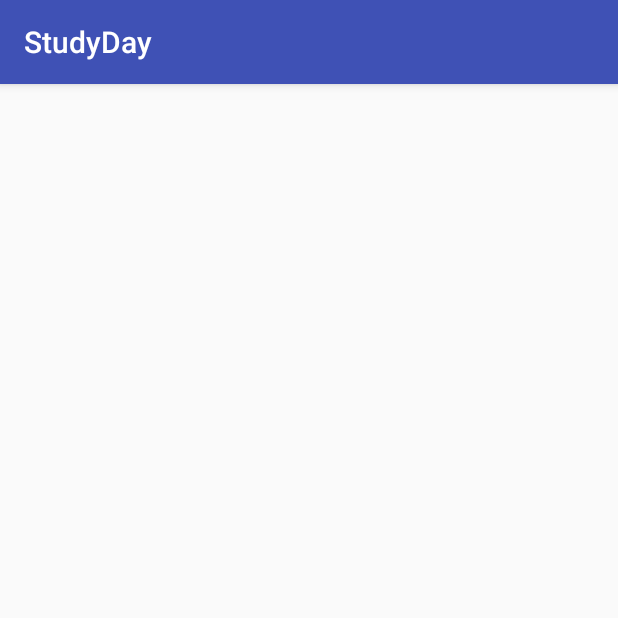
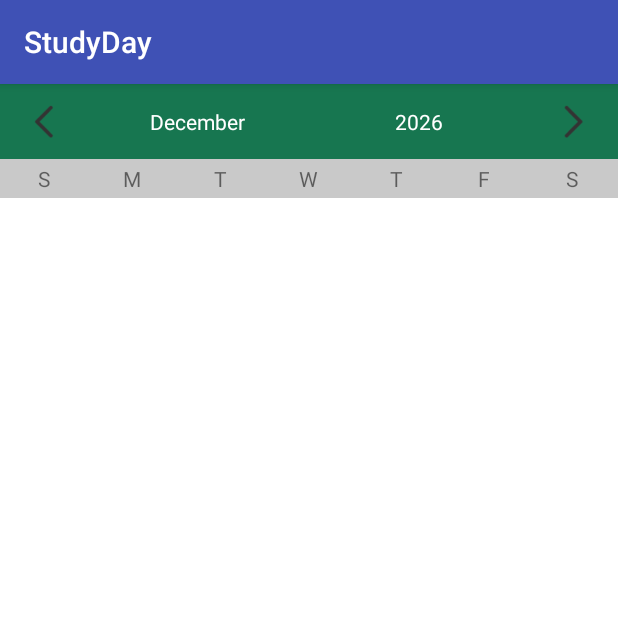
Before and after one commit to AshaSoftware/StudyDay, an Android app: the screen it shows after launch (MainActivity), on a phone screen of 412 x 824 dp, the top half of it. Run offline under Robolectric (Android 15) with nearby library versions, the phone set to English and light mode, and no system bars.

Commit message:
Adicionado a classe CalendarView e algumas de suas funcionalidades básicas

```diff
--- /dev/null
+++ b/app/src/main/java/com/ashasoftware/studyday/CalendarView.java
@@ -0,0 +1,83 @@
+package com.ashasoftware.studyday;
+
+import android.content.Context;
+import android.util.AttributeSet;
+import android.view.View;
+import android.widget.FrameLayout;
+import android.widget.ImageView;
+import android.widget.TextView;
+
+import java.text.SimpleDateFormat;
+import java.util.Calendar;
+import java.util.GregorianCalendar;
+
+/**
+ * Created by tiago on 27/10/15.
+ */
+public class CalendarView extends FrameLayout implements View.OnClickListener {
+
+    //São as views utilizadas para exibir o nome do mes e ano, na parte superior do calendario.
+    private final TextView monthtextview, yeatextview;
+    //Contem a data atual exibida pelo calendario.
+    private Calendar calendar;
+    //São os botoes utilizados para avançar ou retroceder os meses.
+    private final ImageView prevbutton, nextbutton;
+
+    public CalendarView( Context context ) {
+        this( context, null );
+    }
+
+    public CalendarView( Context context, AttributeSet attrs ) {
+        super( context, attrs );
+
+        //Infla uma view a partir do layout.
+        View v = inflate( context, R.layout.layout_calendar_view, null );
+
+        //Adiciona a view.
+        addView( v );
+
+        //Recupera a data atual.
+        calendar = GregorianCalendar.getInstance();
+
+        //Recupera todos os controles.
+        monthtextview = (TextView) v.findViewById( R.id.month_value );
+        yeatextview = (TextView) v.findViewById( R.id.year_value );
+        prevbutton = (ImageView) v.findViewById( R.id.prev_button );
+        nextbutton = (ImageView) v.findViewById( R.id.next_button );
+
+        //Atualiza a exibicao do mes e ano atual na parte superior do calendario.
+        updateShowCurrentDate();
+
+        //Adiciona os eventos.
+        monthtextview.setOnClickListener( this );
+        yeatextview.setOnClickListener( this );
+        prevbutton.setOnClickListener( this );
+        nextbutton.setOnClickListener( this );
+    }
+
+    public void setDate( int year, int month, int day ) {
+        if( year >= 1970 ) calendar.set( Calendar.YEAR, 1970 );
+        if( month >= 0 && month < 12 ) calendar.set( Calendar.MONTH, month );
+        if( day >= 1 && day <= 31 ) calendar.set( Calendar.DATE, day );
+    }
+
+    @Override
+    public void onClick( View v ) {
+        if( v == prevbutton ) {
+            //Avança 1 mes.
+            calendar.add( Calendar.MONTH, -1 );
+            updateShowCurrentDate();
+        } else if( v == nextbutton ) {
+            //Retroce 1 mes.
+            calendar.add( Calendar.MONTH, 1 );
+            updateShowCurrentDate();
+        }
+    }
+
+    private void updateShowCurrentDate() {
+        SimpleDateFormat ydate = new SimpleDateFormat( getResources().getString( R.string.year_pattern ) );
+
+        monthtextview.setText( getResources().getTextArray( R.array.months )[calendar.get( Calendar.MONTH )] );
+        yeatextview.setText( ydate.format( calendar.getTime() ) );
+    }
+}
--- a/app/src/main/res/layout/activity_main.xml
+++ b/app/src/main/res/layout/activity_main.xml
@@ -4,10 +4,13 @@
     xmlns:tools="http://schemas.android.com/tools"
     android:layout_width="match_parent"
     android:layout_height="match_parent"
-    android:paddingLeft="@dimen/activity_horizontal_margin"
-    android:paddingRight="@dimen/activity_horizontal_margin"
-    android:paddingTop="@dimen/activity_vertical_margin"
-    android:paddingBottom="@dimen/activity_vertical_margin"
+    android:padding="0dp"
+    android:layout_margin="0dp"
+    android:background="#FFF"
     tools:context=".MainActivity">
 
+    <com.ashasoftware.studyday.CalendarView
+        android:layout_width="fill_parent"
+        android:layout_height="fill_parent"
+        android:padding="0dp"/>
 </RelativeLayout>
--- /dev/null
+++ b/app/src/main/res/layout/layout_calendar_view.xml
@@ -0,0 +1,96 @@
+<?xml version="1.0" encoding="utf-8"?>
+<TableLayout xmlns:android="http://schemas.android.com/apk/res/android"
+             android:layout_width="match_parent"
+             android:layout_height="match_parent">
+
+    <TableRow
+        android:background="#177650">
+
+        <ImageView
+            android:id="@+id/prev_button"
+            android:layout_width="0dp"
+            android:layout_height="50dp"
+            android:layout_weight="0.14"
+            android:src="@drawable/arrow_left"/>
+
+        <TextView
+            android:id="@+id/month_value"
+            android:layout_width="0dp"
+            android:layout_gravity="center_horizontal|center_vertical"
+            android:layout_weight="0.357"
+            android:gravity="center"
+            android:textColor="#FFF"/>
+
+        <TextView
+            android:id="@+id/year_value"
+            android:layout_width="0dp"
+            android:layout_gravity="center_horizontal|center_vertical"
+            android:layout_weight="0.357"
+            android:gravity="center"
+            android:textColor="#FFF"/>
+
+        <ImageView
+            android:id="@+id/next_button"
+            android:layout_width="0dp"
+            android:layout_height="50dp"
+            android:layout_weight="0.14"
+            android:src="@drawable/arrow_right"/>
+    </TableRow>
+
+    <TableRow
+        android:paddingBottom="3dp"
+        android:paddingTop="3dp"
+        android:background="#c9c9c9">
+
+        <TextView
+            android:layout_width="0dp"
+            android:layout_weight="0.14"
+            android:gravity="center"
+            android:text="@string/sunday"/>
+
+        <TextView
+            android:layout_width="0dp"
+            android:layout_weight="0.14"
+            android:gravity="center"
+            android:text="@string/monday"/>
+
+        <TextView
+            android:layout_width="0dp"
+            android:layout_weight="0.14"
+            android:gravity="center"
+            android:text="@string/tuesday"/>
+
+        <TextView
+            android:layout_width="0dp"
+            android:layout_weight="0.14"
+            android:gravity="center"
+            android:text="@string/wednesday"/>
+
+        <TextView
+            android:layout_width="0dp"
+            android:layout_weight="0.14"
+            android:gravity="center"
+            android:text="@string/thursday"/>
+
+        <TextView
+            android:layout_width="0dp"
+            android:layout_weight="0.14"
+            android:gravity="center"
+            android:text="@string/friday"/>
+
+        <TextView
+            android:layout_width="0dp"
+            android:layout_weight="0.14"
+            android:gravity="center"
+            android:text="@string/saturday"/>
+    </TableRow>
+
+    <TableRow>
+
+        <GridView
+            android:id="@+id/calendar"
+            android:layout_width="0dp"
+            android:layout_span="7"
+            android:layout_weight="1"/>
+    </TableRow>
+</TableLayout>
--- a/app/src/main/res/values/strings.xml
+++ b/app/src/main/res/values/strings.xml
@@ -1,3 +1,31 @@
 <resources>
     <string name="app_name">StudyDay</string>
+
+    <!-- Weekdays -->
+    <string name="sunday">S</string>
+    <string name="monday">M</string>
+    <string name="tuesday">T</string>
+    <string name="wednesday">W</string>
+    <string name="thursday">T</string>
+    <string name="friday">F</string>
+    <string name="saturday">S</string>
+
+    <!-- Months -->
+    <string-array name="months">
+        <item>January</item>
+        <item>February</item>
+        <item>March</item>
+        <item>April</item>
+        <item>May</item>
+        <item>Juny</item>
+        <item>July</item>
+        <item>August</item>
+        <item>September</item>
+        <item>October</item>
+        <item>November</item>
+        <item>December</item>
+    </string-array>
+
+    <!-- DatePatters -->
+    <string name="year_pattern">yyyy</string>
 </resources>
```
Also changed, not shown: app/src/main/res/drawable/arrow_left.png (added), app/src/main/res/drawable/arrow_right.png (added).
